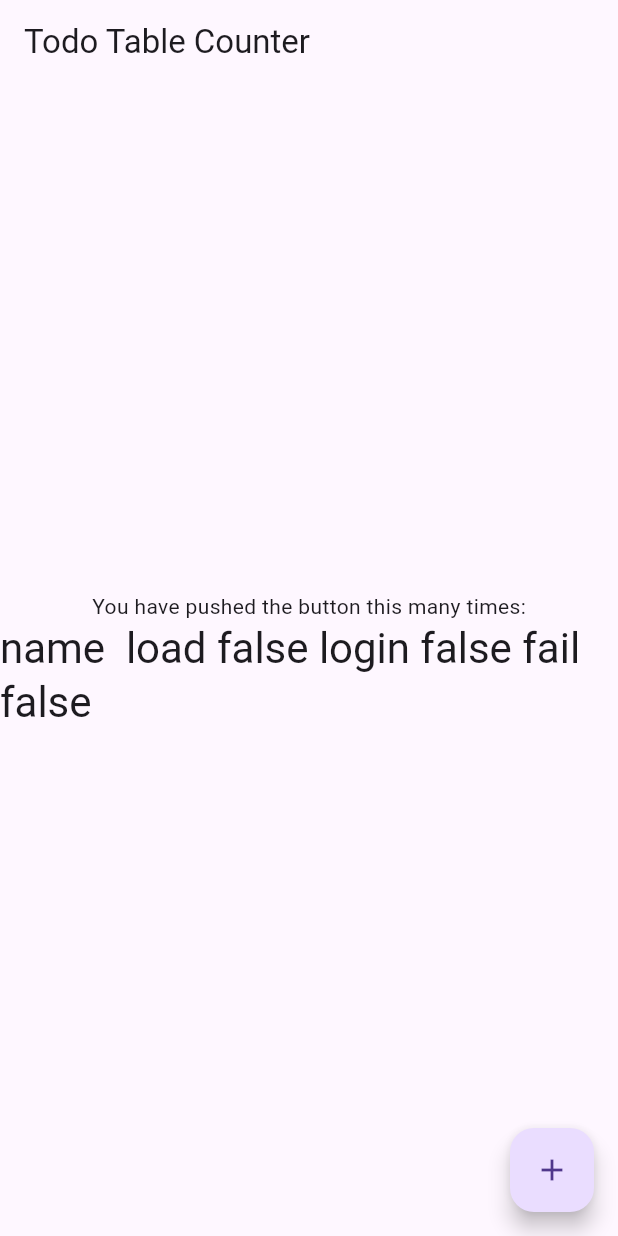
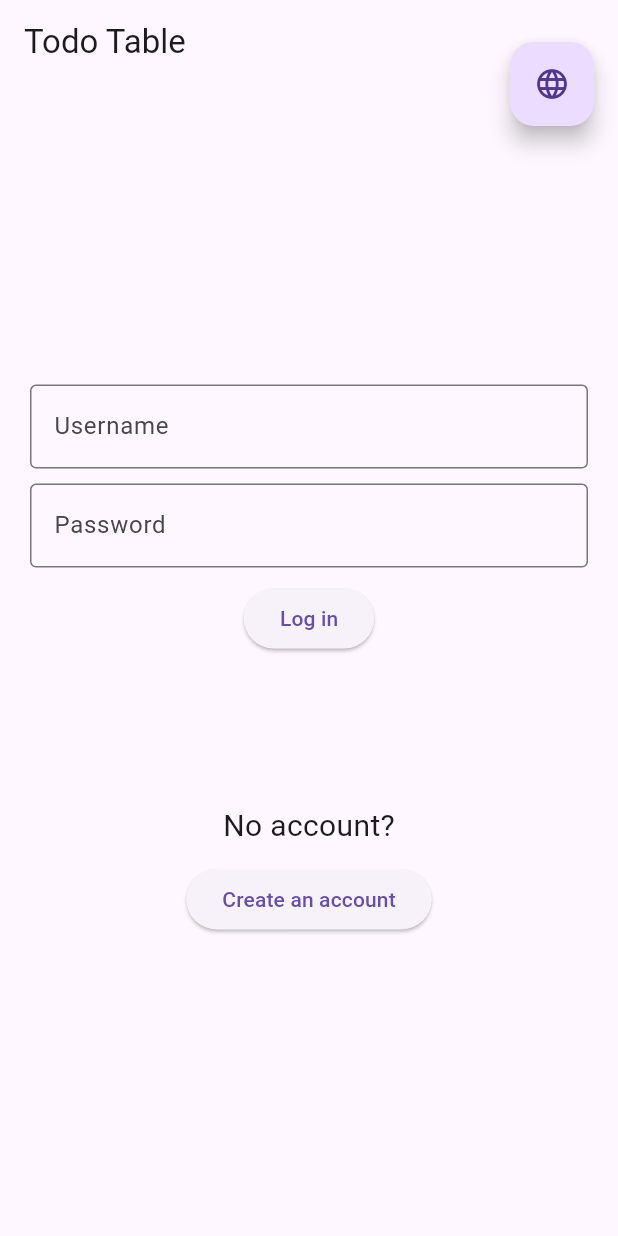
Before and after one commit to SergeyBurish/todoTable, a Flutter app: the screen it shows after launch, on a phone screen of 412 x 824 dp. Run offline on Flutter 3.47's test engine with Material 3 defaults, Android fonts, the phone set to English and light mode, and no system bars; our stand-ins replace dio, flutter_mobx, mobx; generated files the repository leaves out were written again.

Commit message:
TodoList added, Login UI

```diff
--- a/lib/businessLogic/state/app_state.dart
+++ b/lib/businessLogic/state/app_state.dart
@@ -3,6 +3,11 @@ import 'package:todo_table/businessLogic/repository/repository.dart';
 
 // Include generated file
 part 'app_state.g.dart';
+
+enum AppPage{
+    login,
+    todoList,
+}
 
 // This is the class used by rest of your codebase
 class AppState = _AppState with _$AppState;
@@ -16,14 +21,14 @@ abstract class _AppState with Store {
   @observable
   bool isLoading = false;
 
-  @observable
-  bool loggedIn = false;
+    @observable
+  AppPage currentPage = AppPage.login;
 
   @observable
   bool logInFail = false;
 
   @observable
-  String  userName = '';
+  String userName = '';
 
   @action
   Future<void> getUser() async {
@@ -33,8 +38,8 @@ abstract class _AppState with Store {
     if (users.isNotEmpty) {
       userName = users.first.name;
     }
-    loggedIn = users.isNotEmpty;
-    logInFail = !loggedIn;
+    currentPage = users.isEmpty ? AppPage.login : AppPage.todoList;
+    logInFail = users.isEmpty;
 
     isLoading = false;
   }
--- a/lib/internal/application.dart
+++ b/lib/internal/application.dart
@@ -1,5 +1,11 @@
 import 'package:flutter/material.dart';
+import 'package:flutter_mobx/flutter_mobx.dart';
+import 'package:todo_table/businessLogic/state/app_state.dart';
+import 'package:todo_table/internal/dependencies/state_module.dart';
 import 'package:todo_table/presentation/login.dart';
+import 'package:todo_table/presentation/todo_list.dart';
+
+final appState = StateModule.appState();
 
 class Application extends StatelessWidget {
   const Application({super.key});
@@ -12,7 +18,12 @@ class Application extends StatelessWidget {
         primarySwatch: Colors.blue,
         visualDensity: VisualDensity.adaptivePlatformDensity,
       ),
-      home: Login(),
+      home: Observer(
+        builder: (_) => switch (appState.currentPage) {
+          AppPage.login => Login(),
+          AppPage.todoList => TodoList(),
+        },
+      ),
     );
   }
 }
--- a/lib/presentation/Login.dart
+++ b/lib/presentation/Login.dart
@@ -5,35 +5,70 @@ import 'package:todo_table/internal/dependencies/state_module.dart';
 final appState = StateModule.appState();
 
 class Login extends StatelessWidget {
-  const Login();
+  const Login({super.key});
 
   @override
   Widget build(BuildContext context) {
     return Scaffold(
       appBar: AppBar(
-        title: Text('Todo Table Counter'),
+        title: const Text('Todo Table'),
       ),
-      body: Center(
-        child: Column(
-          mainAxisAlignment: MainAxisAlignment.center,
-          children: <Widget>[
-            Text(
-              'You have pushed the button this many times:',
+      body: Observer(
+        builder: (_) {
+          if (appState.isLoading) {
+            return const Center(
+              child: CircularProgressIndicator(),
+            );
+          }
+          return Center(
+            child: Padding(
+              padding: const EdgeInsets.symmetric(horizontal: 20),
+              child: Column(
+                children: <Widget>[
+                  const Spacer(flex: 2,),
+                  const TextField(
+                    decoration: InputDecoration(
+                      border: OutlineInputBorder(),
+                      hintText: 'Username'
+                    ),
+                  ),
+                  const Padding(
+                    padding: EdgeInsets.symmetric(vertical: 10),
+                    child: TextField(
+                      decoration: InputDecoration(
+                        border: OutlineInputBorder(),
+                        hintText: 'Password'
+                      ),
+                    ),
+                  ),
+                  ElevatedButton(
+                    onPressed: appState.getUser,
+                    child: const Text('Log in'),
+                  ),
+                  const Spacer(),
+                  const Padding(
+                    padding: EdgeInsets.only(bottom: 10),
+                    child: Text(
+                      style:TextStyle(fontSize: 20),
+                      'No account?',
+                    ),
+                  ),
+                  ElevatedButton(
+                    onPressed: () => print('Create an account'),
+                    child: const Text('Create an account'),
+                  ),
+                  const Spacer(flex: 2,),
+                ],
+              ),
             ),
-            // Wrapping in the Observer will automatically re-render on changes to counter.value
-            Observer(
-              builder: (_) => Text(
-                    'name ${appState.userName} load ${appState.isLoading} login ${appState.loggedIn} fail ${appState.logInFail}',
-                    style: Theme.of(context).textTheme.headline4,
-                  ),
-            ),
-          ],
-        ),
+          );
+        }
       ),
+      floatingActionButtonLocation: FloatingActionButtonLocation.endTop,
       floatingActionButton: FloatingActionButton(
-        onPressed: appState.getUser,
-        tooltip: 'Increment',
-        child: Icon(Icons.add),
+        onPressed: () => print('Change language'),
+        tooltip: 'Language',
+        child: const Icon(Icons.language),
       ),
     );
   }
```
Also changed, not shown: lib/internal/dependencies/state_module.dart (+5 -3 lines), lib/presentation/todo_list.dart (added, +29 -0 lines), lib/businessLogic/state/app_state.g.dart.
